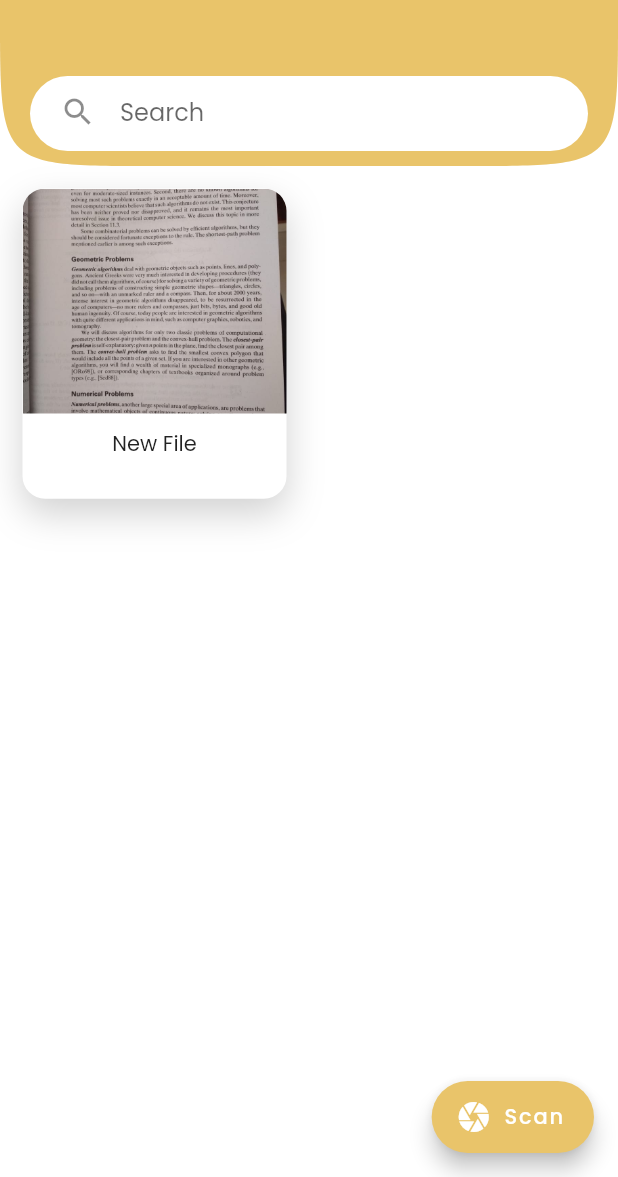
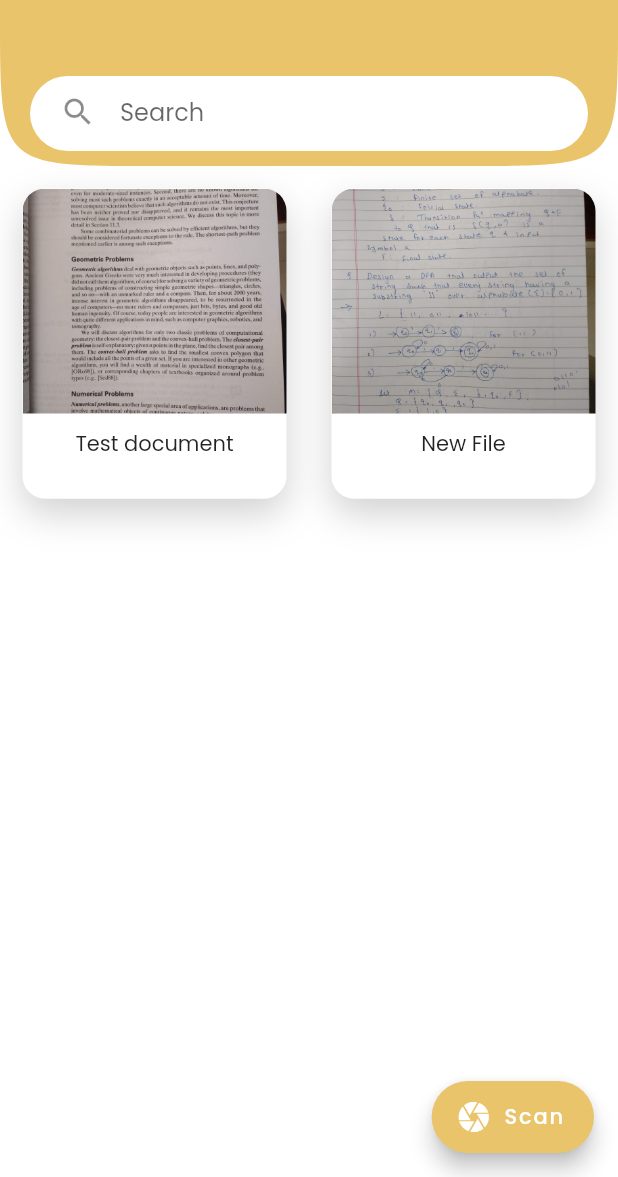
Before and after one commit to OnkarKunjir/sinc, a Flutter app: the screen it shows after launch, after a tap on "Scan", on a phone screen of 412 x 824 dp, the part 59-1236 px from its top. Run offline on Flutter 3.47's test engine with Material 2 defaults, Android fonts, the phone set to English and light mode, and no system bars; our stand-ins replace google_fonts.

Commit message:
added class to perform file operations and now retriving document names form storage.

```diff
--- /dev/null
+++ b/lib/file_operations.dart
@@ -0,0 +1,25 @@
+import 'package:path_provider/path_provider.dart';
+import 'dart:io';
+
+class FileOperations {
+  Directory documentDirectory;
+
+  Future<void> init() async {
+    Directory directory = await getApplicationDocumentsDirectory();
+    String documentDirPath = directory.path + '/documents';
+    // create document directory if does not exist
+    this.documentDirectory =
+        await Directory(documentDirPath).create(recursive: false);
+
+    // remove this after implementing
+    await Directory(this.documentDirectory.path + '/Test document')
+        .create(recursive: false);
+  }
+
+  Future<List<String>> getDocPaths() async {
+    List<FileSystemEntity> docs =
+        this.documentDirectory.listSync(recursive: false);
+
+    return List.generate(docs.length, (index) => docs[index].path);
+  }
+}
--- a/lib/screens/home_screen/doc_list.dart
+++ b/lib/screens/home_screen/doc_list.dart
@@ -1,6 +1,7 @@
 import 'package:flutter/material.dart';
 import './doc_card.dart';
 
+// TODO : Use thumbnails from storage.
 class DocList extends StatelessWidget {
   final List<String> docNames;
 
--- a/lib/screens/home_screen/home_screen.dart
+++ b/lib/screens/home_screen/home_screen.dart
@@ -1,4 +1,5 @@
 import 'package:flutter/material.dart';
+import 'package:sinc/file_operations.dart';
 import './search_box.dart';
 import './doc_list.dart';
 
@@ -9,18 +10,23 @@ class HomeScreen extends StatefulWidget {
 
 class _HomeScreenState extends State<HomeScreen> {
   final List<String> _docNames = [];
+  final List<String> _thumbnails = [];
+  final fileOperations = FileOperations();
+
   _HomeScreenState() {
     _getDocNames();
   }
 
   Future<void> _getDocNames() async {
-    // TODO : Featch the file names from the storage
-    const List<String> featchedNames = [];
+    await fileOperations.init();
+    List<String> featchedNames = await this.fileOperations.getDocPaths();
 
-    Future.delayed(Duration(seconds: 2), () {
-      setState(() {
-        _docNames.addAll(featchedNames);
-      });
+    setState(() {
+      this._docNames.addAll(List.generate(featchedNames.length,
+          (index) => featchedNames[index].split('/').last));
+
+      this._thumbnails.addAll(List.generate(
+          featchedNames.length, (index) => featchedNames[index] + '/0.jpeg'));
     });
   }
 
--- a/pubspec.yaml
+++ b/pubspec.yaml
@@ -21,6 +21,7 @@ environment:
   sdk: ">=2.7.0 <3.0.0"
 
 dependencies:
+  path_provider: ^1.6.11
   google_fonts: ^1.1.0
   flutter:
     sdk: flutter
```
Also changed, not shown: pubspec.lock.
